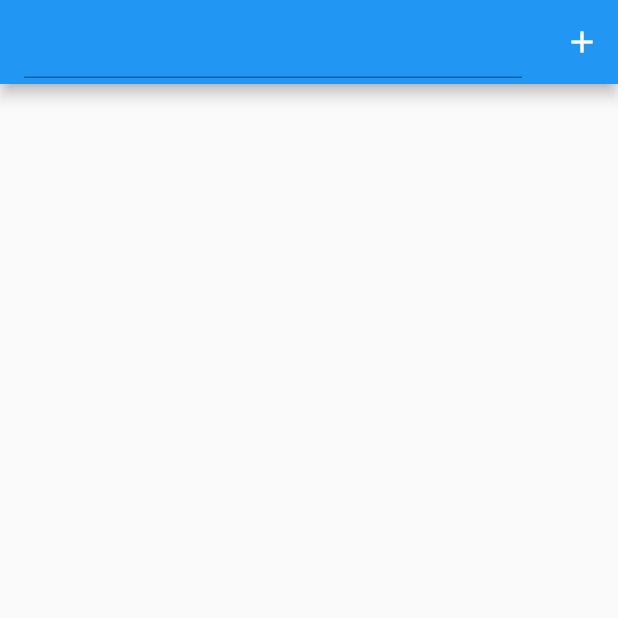
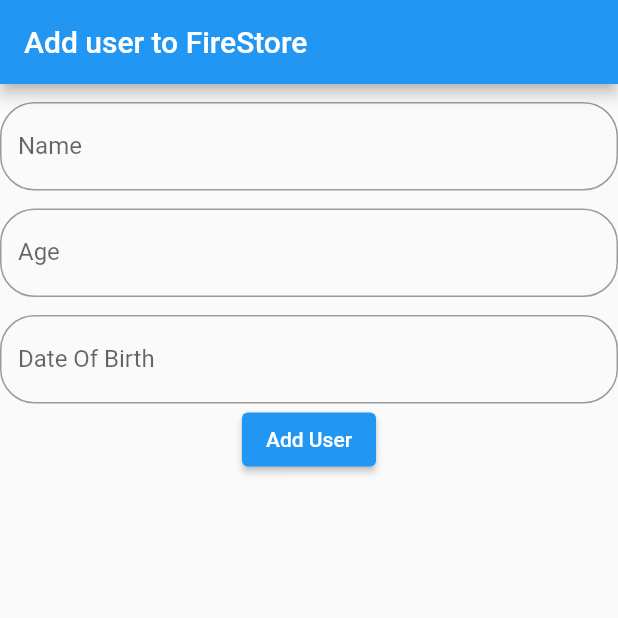
Before and after one commit to huzaifak08/Caprigsoft-test-app, a Flutter app: the screen it shows after launch, on a phone screen of 412 x 824 dp, the top half of it. Run offline on Flutter 3.47's test engine with Material 2 defaults, Android fonts, the phone set to English and light mode, and no system bars; our stand-ins replace cloud_firestore, firebase_core; accounts and stored records are empty.

Commit message:
Name,Age,DOB FireStore

```diff
--- a/lib/users.dart
+++ b/lib/users.dart
@@ -9,32 +9,74 @@ class UserPage extends StatefulWidget {
 }
 
 class _UserPageState extends State<UserPage> {
-  final controller = TextEditingController();
+  final controllerName = TextEditingController();
+  final controllerAge = TextEditingController();
+  final controllerDate = TextEditingController();
   @override
   Widget build(BuildContext context) {
     return Scaffold(
       appBar: AppBar(
-        title: TextField(controller: controller),
-        actions: [
-          IconButton(
-            onPressed: () {
-              final name = controller.text;
-
-              createUser(name: name);
-            },
-            icon: Icon(Icons.add),
-          ),
-        ],
+        title: Text("Add user to FireStore"),
+      ),
+      body: Container(
+        child: Column(
+          children: [
+            SizedBox(height: 12),
+            TextField(
+              controller: controllerName,
+              decoration: InputDecoration(
+                label: Text("Name"),
+                border: OutlineInputBorder(
+                  borderRadius: BorderRadius.circular(23),
+                ),
+              ),
+            ),
+            SizedBox(height: 12),
+            TextField(
+              controller: controllerAge,
+              decoration: InputDecoration(
+                label: Text("Age"),
+                border: OutlineInputBorder(
+                  borderRadius: BorderRadius.circular(23),
+                ),
+              ),
+              keyboardType: TextInputType.number,
+            ),
+            SizedBox(height: 12),
+            TextField(
+              controller: controllerDate,
+              decoration: InputDecoration(
+                label: Text("Date Of Birth"),
+                border: OutlineInputBorder(
+                  borderRadius: BorderRadius.circular(23),
+                ),
+              ),
+              keyboardType: TextInputType.text,
+            ),
+            ElevatedButton(
+              onPressed: () {
+                final newUser = User(
+                    name: controllerName.text,
+                    age: int.parse(controllerAge.text),
+                    birthday: DateTime.parse(controllerDate.text));
+                Navigator.pop(context);
+                createUser(user: newUser);
+              },
+              child: Text("Add User"),
+            ),
+          ],
+        ),
       ),
     );
   }
 }
 
-Future createUser({required String name}) async {
-  final docUser = FirebaseFirestore.instance.collection('user').doc();
+Future createUser({required User user}) async {
+  final docUser = FirebaseFirestore.instance.collection('users').doc();
+  user.id = docUser.id;
 
-  final user = User(
-      id: docUser.id, name: name, age: 21, birthday: DateTime(2001, 10, 12));
+  // final user = User(
+  //     id: docUser.id, name: name, age: 21, birthday: DateTime(2001, 10, 12));
   final json = user.toJson();
 
   await docUser.set(json);
```
